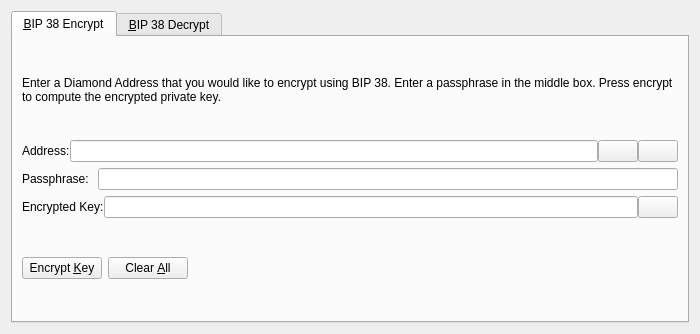
LIMXTEC/LasVegasCoin2, file src/qt/forms/bip38tooldialog.ui: the form before one commit.
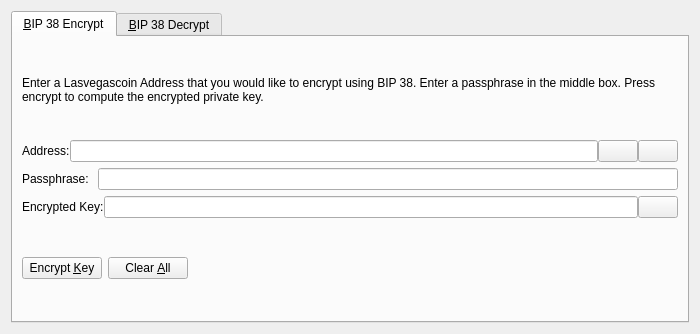
The form after the commit. The open tabs and pages were chosen to show the change. Icons and pictures are not drawn. Custom widgets are drawn as their Qt base class.

```diff
--- a/src/qt/forms/bip38tooldialog.ui
+++ b/src/qt/forms/bip38tooldialog.ui
@@ -30,7 +30,7 @@
        <item>
         <widget class="QLabel" name="infoLabel_ENC">
          <property name="text">
-          <string>Enter a Diamond Address that you would like to encrypt using BIP 38. Enter a passphrase in the middle box. Press encrypt to compute the encrypted private key.</string>
+          <string>Enter a Lasvegascoin Address that you would like to encrypt using BIP 38. Enter a passphrase in the middle box. Press encrypt to compute the encrypted private key.</string>
          </property>
          <property name="textFormat">
           <enum>Qt::PlainText</enum>
```
